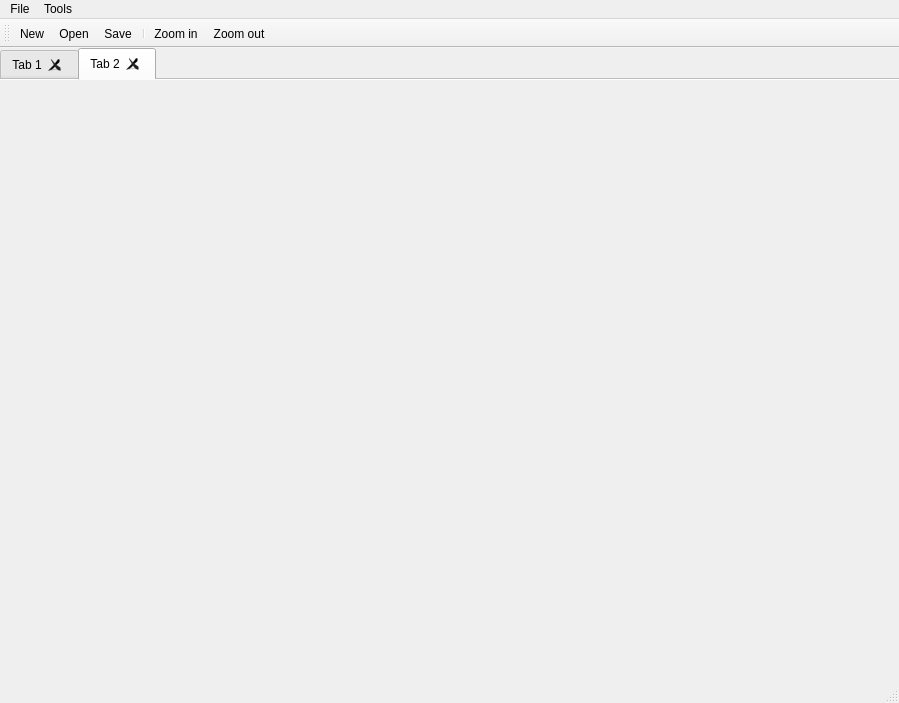
The window that ELD/mainwindow.ui (wastedabuser/eld-designer) describes before a commit, drawn with Qt 5.
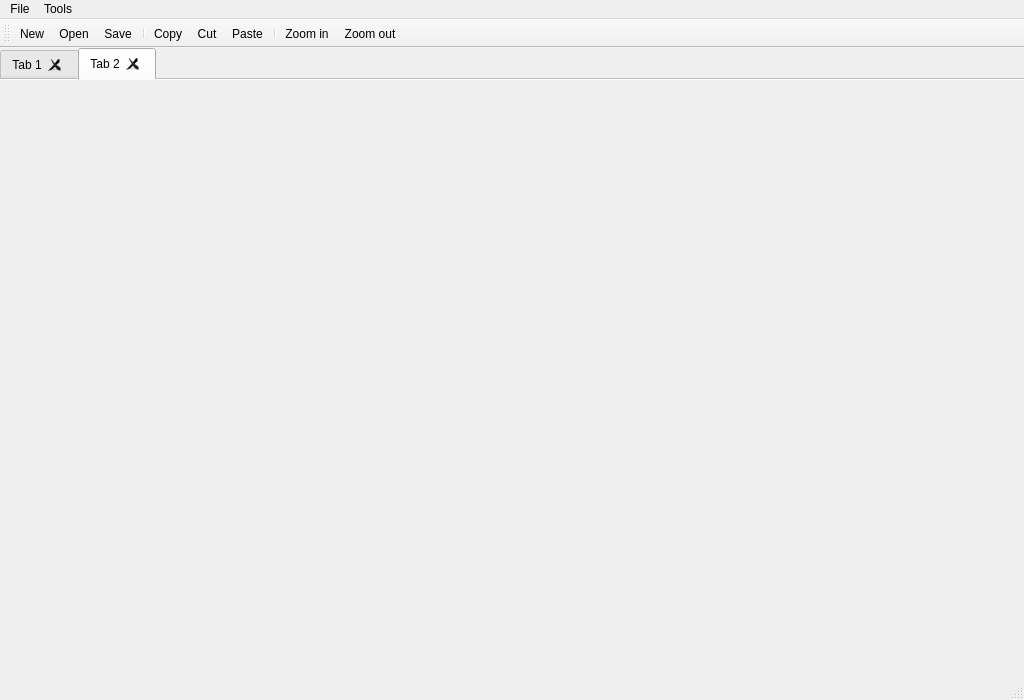
The same window after the commit. Icons and pictures are not drawn.

Commit message: Implementing copy/cut/paste, bgcolor and alpha.

```diff
--- a/ELD/mainwindow.ui
+++ b/ELD/mainwindow.ui
@@ -6,8 +6,8 @@
    <rect>
     <x>0</x>
     <y>0</y>
-    <width>899</width>
-    <height>703</height>
+    <width>1024</width>
+    <height>700</height>
    </rect>
   </property>
   <property name="windowTitle">
@@ -63,7 +63,7 @@
     <rect>
      <x>0</x>
      <y>0</y>
-     <width>899</width>
+     <width>1024</width>
      <height>21</height>
     </rect>
    </property>
@@ -97,6 +97,10 @@
    <addaction name="actionOpen"/>
    <addaction name="actionSave"/>
    <addaction name="separator"/>
+   <addaction name="actionCopy"/>
+   <addaction name="actionCut"/>
+   <addaction name="actionPaste"/>
+   <addaction name="separator"/>
    <addaction name="actionZoom_in"/>
    <addaction name="actionZoom_out"/>
   </widget>
@@ -165,6 +169,33 @@
     <string>Zoom out</string>
    </property>
   </action>
+  <action name="actionCopy">
+   <property name="icon">
+    <iconset resource="icons.qrc">
+     <normaloff>:/icons/page_copy.png</normaloff>:/icons/page_copy.png</iconset>
+   </property>
+   <property name="text">
+    <string>Copy</string>
+   </property>
+  </action>
+  <action name="actionPaste">
+   <property name="icon">
+    <iconset resource="icons.qrc">
+     <normaloff>:/icons/page_paste.png</normaloff>:/icons/page_paste.png</iconset>
+   </property>
+   <property name="text">
+    <string>Paste</string>
+   </property>
+  </action>
+  <action name="actionCut">
+   <property name="icon">
+    <iconset resource="icons.qrc">
+     <normaloff>:/icons/cut.png</normaloff>:/icons/cut.png</iconset>
+   </property>
+   <property name="text">
+    <string>Cut</string>
+   </property>
+  </action>
  </widget>
  <layoutdefault spacing="6" margin="11"/>
  <resources>
```
The commit also changes 22 other files.
